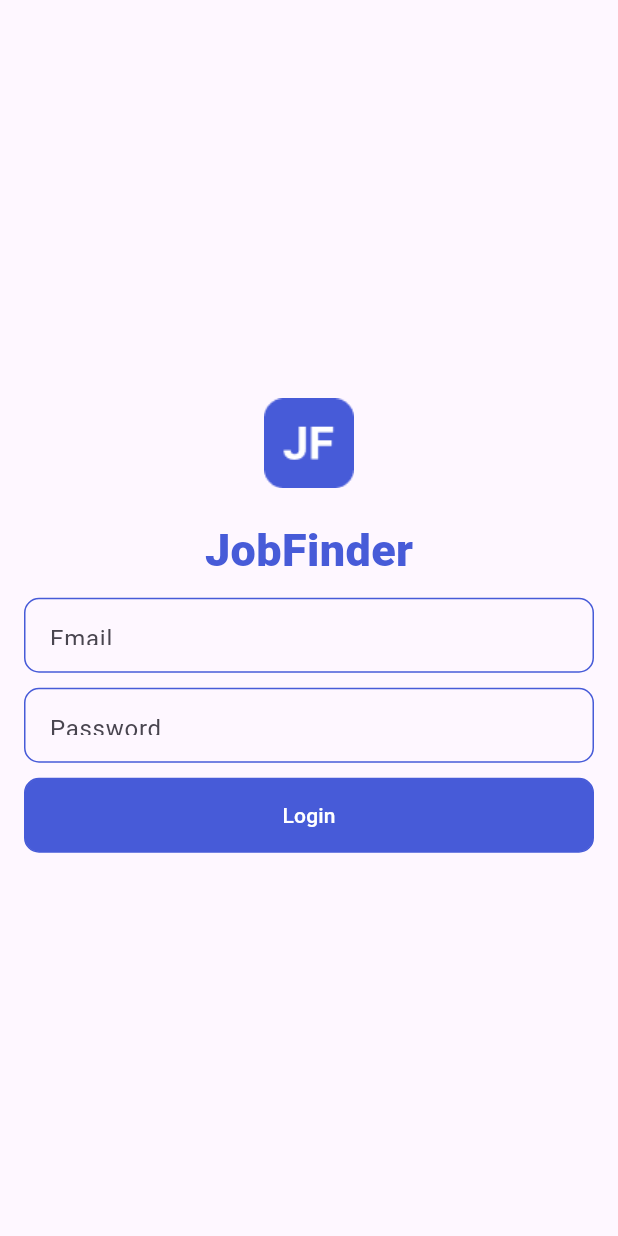
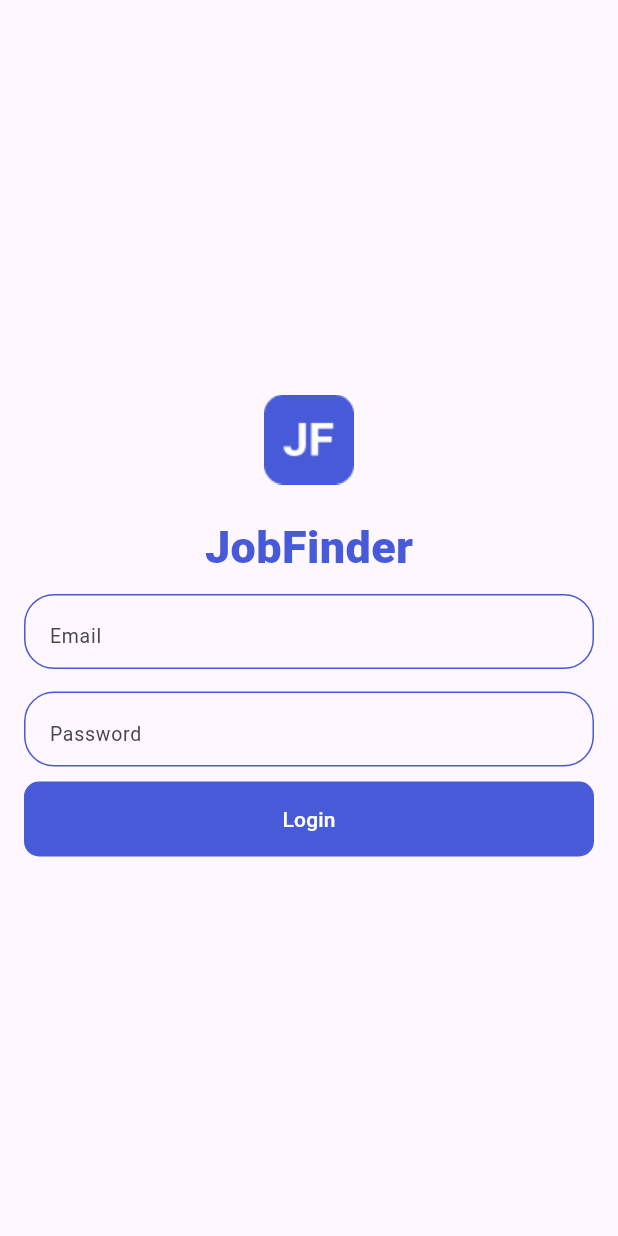
Before and after one commit to yordawira/BootcampFlutter, a Flutter app: the screen it shows after launch, on a phone screen of 412 x 824 dp. Run offline on Flutter 3.47's test engine with Material 3 defaults, Android fonts, the phone set to English and light mode, and no system bars.

Commit message:
feat master : fixing font at text field Tugas 10 flutter

```diff
--- a/sanberappflutter/lib/Tugas/Tugas10/LoginScreen.dart
+++ b/sanberappflutter/lib/Tugas/Tugas10/LoginScreen.dart
@@ -33,25 +33,39 @@ class LoginScreen extends StatelessWidget {
                   padding: EdgeInsets.all(16),
                   decoration: BoxDecoration(
                     border: Border.all(color: Color(0xff475BD8)),
-                  borderRadius: BorderRadius.circular(10),
+                    borderRadius: BorderRadius.circular(20),
                   ),
                   child: TextFormField(
-                  decoration: InputDecoration.collapsed(hintText: "Email"),
+                    style: TextStyle(
+                        fontSize: 16), // Set your desired font size here
+                    decoration: InputDecoration.collapsed(
+                      hintText: "Email",
+                      hintStyle: TextStyle(
+                          fontSize: 13), // Adjust font size of the hint text
+                      border: InputBorder.none, // Optionally remove the border
+                      // Other decoration properties...
                     ),
-              ),
-              const SizedBox(height: 10),
+                  )),
+              const SizedBox(height: 15),
               Container(
                   height: 50,
                   width: double.infinity,
                   padding: EdgeInsets.all(16),
                   decoration: BoxDecoration(
                     border: Border.all(color: Color(0xff475BD8)),
-                  borderRadius: BorderRadius.circular(10),
+                    borderRadius: BorderRadius.circular(20),
                   ),
                   child: TextFormField(
-                  decoration: InputDecoration.collapsed(hintText: "Password"),
+                    style: TextStyle(
+                        fontSize: 16), // Set your desired font size here
+                    decoration: InputDecoration.collapsed(
+                      hintText: "Password",
+                      hintStyle: TextStyle(
+                          fontSize: 13), // Adjust font size of the hint text
+                      border: InputBorder.none, // Optionally remove the border
+                      // Other decoration properties...
                     ),
-              ),
+                  )),
               const SizedBox(height: 10),
               Container(
                 height: 50,
--- a/sanberappflutter/lib/main.dart
+++ b/sanberappflutter/lib/main.dart
@@ -1,7 +1,5 @@
 import 'package:flutter/material.dart';
-import 'package:sanberappflutter/Tugas/Tugas10/HomeScreen.dart';
-import 'package:sanberappflutter/Tugas/Tugas10/LoginScreen.dart';
-import 'package:sanberappflutter/Tugas/Tugas9/Telegram.dart'; // Corrected import statement
+import 'package:sanberappflutter/Tugas/Tugas10/LoginScreen.dart'; // Corrected import statement
 
 void main() {
   runApp(const MyApp());
```
Lines whose indentation alone changed are shown as unchanged.
